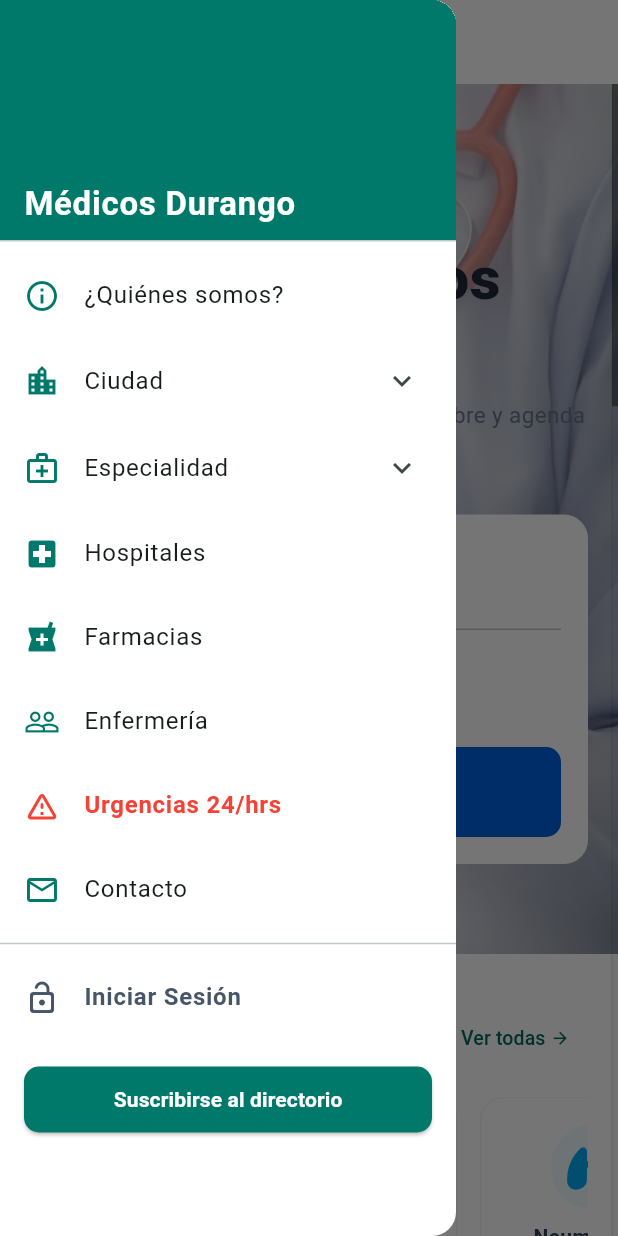
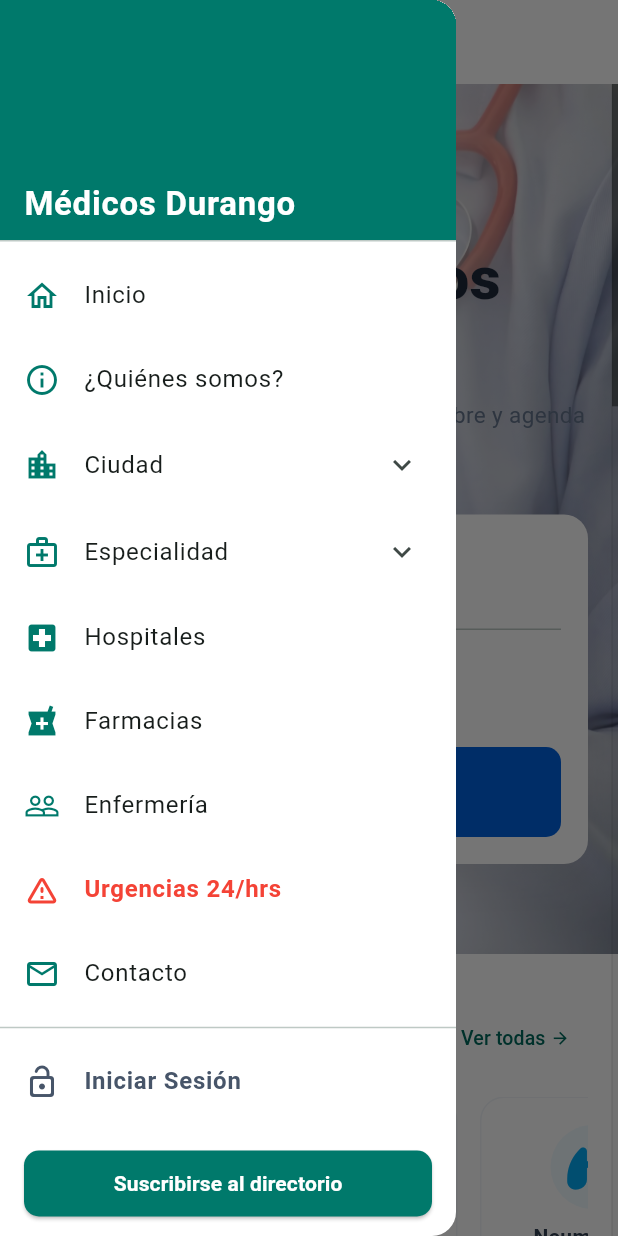
Before and after one commit to grupoalcance/directorios_chihuahua, a Flutter app: the screen it shows after launch, with the side drawer open, on a phone screen of 412 x 824 dp. Run offline on Flutter 3.47's test engine with Material 3 defaults, Android fonts, the phone set to English and light mode, and no system bars; our stand-ins replace cloud_firestore, firebase_auth, firebase_core, font_awesome_flutter, image_picker; missing offline and left inert: dart:html, dart:ui_web, web_smooth_scroll; accounts and stored records are empty.

Commit message:
Actualizacion completa de rutas y Drawer movil

```diff
--- a/lib/widgets/custom_app_bar.dart
+++ b/lib/widgets/custom_app_bar.dart
@@ -15,6 +15,7 @@ import '../screens/lista_doctores_screen.dart';
 import '../screens/lista_farmacias_screen.dart';
 import '../screens/lista_hospitales_screen.dart';
 import '../services/auth_service.dart';
+import '../screens/contacto_screen.dart';
 
 class CustomAppBar extends StatefulWidget implements PreferredSizeWidget {
   final Function(String)? onCiudadSeleccionada;
@@ -472,9 +473,21 @@ class _CustomAppBarState extends State<CustomAppBar> {
                       ),
                     ),
                     TextButton(
-                      onPressed: () =>
-                          Navigator.pushNamed(context, '/contacto'),
-                      child: Text('Contacto', style: menuStyle),
+                      onPressed: () {
+                        Navigator.push(
+                          context,
+                          MaterialPageRoute(
+                            builder: (context) => const ContactoScreen(),
+                          ),
+                        );
+                      },
+                      child: const Text(
+                        'Contacto',
+                        style: TextStyle(
+                          color: Color(0xFF334155),
+                          fontWeight: FontWeight.w500,
+                        ),
+                      ),
                     ),
 
                     const SizedBox(width: 15),
--- a/lib/widgets/phone_menu_drawer.dart
+++ b/lib/widgets/phone_menu_drawer.dart
@@ -59,6 +59,16 @@ class PhoneMenuDrawer extends StatelessWidget {
             ),
           ),
 
+          // 0. Inicio / Home
+          ListTile(
+            leading: Icon(Icons.home_outlined, color: AppConfig.primaryColor),
+            title: const Text('Inicio'),
+            onTap: () {
+              Navigator.pop(context);
+              Navigator.pushNamedAndRemoveUntil(context, '/', (route) => false);
+            },
+          ),
+
           // 1. ¿Quiénes somos?
           ListTile(
             leading: Icon(Icons.info_outline, color: AppConfig.primaryColor),
@@ -79,7 +89,7 @@ class PhoneMenuDrawer extends StatelessWidget {
             }).toList(),
           ),
 
-          // 3. Desplegable Especialidad (Top 10 Alfabético)
+          // 3. Desplegable Especialidad
           ExpansionTile(
             leading: Icon(
               Icons.medical_services_outlined,
@@ -106,7 +116,7 @@ class PhoneMenuDrawer extends StatelessWidget {
                       Text(
                         'Ver todas las especialidades ',
                         style: TextStyle(
-                          color: AppConfig.primaryColor, // 🔑 COLOR DINÁMICO
+                          color: AppConfig.primaryColor,
                           fontWeight: FontWeight.bold,
                           fontSize: 14,
                         ),
@@ -213,9 +223,7 @@ class PhoneMenuDrawer extends StatelessWidget {
 
           const Divider(),
 
-          // =========================================================================
-          //  CONTROL DE ACCESO DINÁMICO HOMOLOGADO PARA DISPOSITIVOS MÓVILES
-          // =========================================================================
+          // CONTROL DE ACCESO DINÁMICO
           StreamBuilder<User?>(
             stream: FirebaseAuth.instance.authStateChanges(),
             builder: (context, snapshot) {
@@ -258,7 +266,6 @@ class PhoneMenuDrawer extends StatelessWidget {
                           onTap: () {
                             Navigator.pop(context);
                             if (rutaDestino == 'php') {
-                              // 🔑 ENLACE DINÁMICO DEL CRM
                               final Uri url = Uri.parse(AppConfig.crmUrl);
                               launchUrl(
                                 url,
@@ -285,7 +292,6 @@ class PhoneMenuDrawer extends StatelessWidget {
                             ),
                             onTap: () {
                               Navigator.pop(context);
-                              // 🔑 ENLACE DINÁMICO DEL CRM
                               final Uri url = Uri.parse(AppConfig.crmUrl);
                               launchUrl(
                                 url,
@@ -350,7 +356,7 @@ class PhoneMenuDrawer extends StatelessWidget {
             },
           ),
 
-          // 9. Botón Destacado Fijo: Suscribirse (Ruta Nombrada)
+          // 9. Botón Destacado Fijo: Suscribirse
           Padding(
             padding: const EdgeInsets.all(16.0),
             child: ElevatedButton(
@@ -359,7 +365,7 @@ class PhoneMenuDrawer extends StatelessWidget {
                 Navigator.pushNamed(context, '/suscribirse');
               },
               style: ElevatedButton.styleFrom(
-                backgroundColor: AppConfig.primaryColor, // 🔑 COLOR DINÁMICO
+                backgroundColor: AppConfig.primaryColor,
                 padding: const EdgeInsets.symmetric(vertical: 12),
                 shape: RoundedRectangleBorder(
                   borderRadius: BorderRadius.circular(10),
@@ -405,10 +411,6 @@ class PhoneMenuDrawer extends StatelessWidget {
     BuildContext context,
     String nombreEspecialidad,
   ) {
-    return TypographyItem(context, nombreEspecialidad);
-  }
-
-  Widget TypographyItem(BuildContext context, String nombreEspecialidad) {
     return ListTile(
       title: Padding(
         padding: const EdgeInsets.only(left: 16.0),
```
Also changed, not shown: lib/main.dart (+28 -7 lines).
